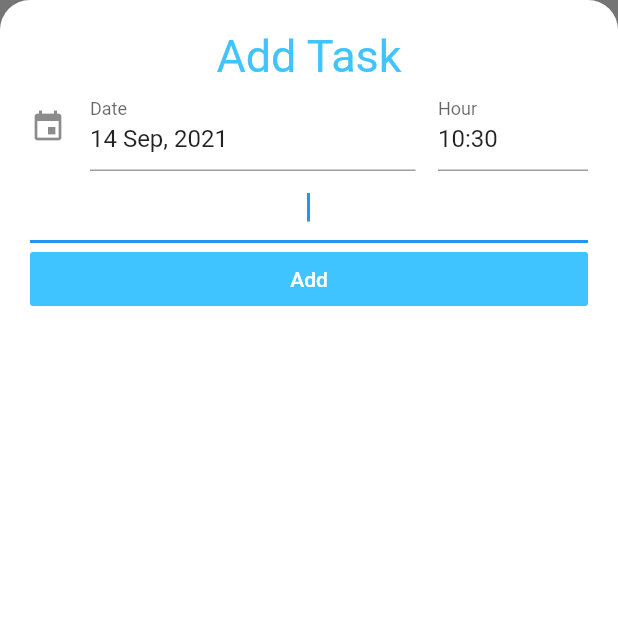
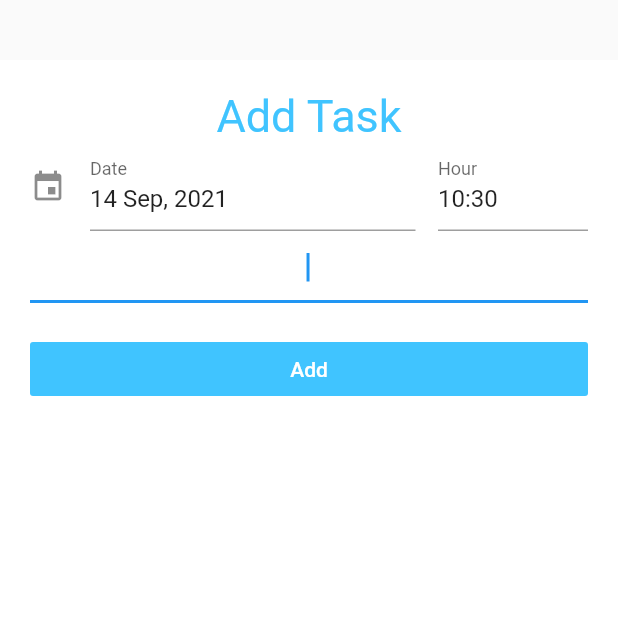
Before and after one commit to apoorvsingh2000/todo_list, a Flutter app: the AddTaskScreen screen opened directly, after a tap on "Add", on a phone screen of 412 x 824 dp, the top half of it. Run offline on Flutter 3.47's test engine with Material 2 defaults, Android fonts, the phone set to English and light mode, and no system bars; drawn by our look-alikes of date_time_picker; our stand-ins replace firebase_auth, firebase_core, shared_preferences; accounts and stored records are empty; network calls fail.

```diff
--- a/lib/models/task_data.dart
+++ b/lib/models/task_data.dart
@@ -20,6 +20,7 @@ class TaskData extends ChangeNotifier {
   void addTask(String newTaskTitle, String newDateTime) {
     final task = Task(name: newTaskTitle, dateTime: newDateTime);
     _tasks.add(task);
+    _tasks.sort((a, b) => a.dateTime.compareTo(b.dateTime));
     notifyListeners();
   }
 
@@ -32,15 +33,4 @@ class TaskData extends ChangeNotifier {
     _tasks.remove(task);
     notifyListeners();
   }
-
-  void getUpdatedList() {
-    for (int i = 0; i < _tasks.length; i++) {
-      if ((_tasks[i].dateTime as DateTime).isBefore(DateTime.now())) {
-        _tasks.removeAt(i);
-        print(true);
-      }
-    }
-    print('@@@@@@@@@@@@@@@@@@@@@@@@@@@@@@@@@@@@@@@@@@@@@');
-    _tasks.sort((a, b) => a.dateTime.compareTo(b.dateTime));
-  }
 }
--- a/lib/screens/add_task_screen.dart
+++ b/lib/screens/add_task_screen.dart
@@ -9,16 +9,18 @@ class AddTaskScreen extends StatelessWidget {
   Widget build(BuildContext context) {
     String newTaskTitle;
 
-    return Container(
+    return Scaffold(
+      body: Container(
+        margin: EdgeInsets.only(top: 40.0),
         color: Color(0xff757575),
         child: Container(
           padding: EdgeInsets.all(20.0),
           decoration: BoxDecoration(
             color: Colors.white,
-          borderRadius: BorderRadius.only(
-            topLeft: Radius.circular(20.0),
-            topRight: Radius.circular(20.0),
-          ),
+            // borderRadius: BorderRadius.only(
+            //   topLeft: Radius.circular(20.0),
+            //   topRight: Radius.circular(20.0),
+            // ),
           ),
           child: Column(
             crossAxisAlignment: CrossAxisAlignment.stretch,
@@ -57,6 +59,9 @@ class AddTaskScreen extends StatelessWidget {
                   ),
                 ],
               ),
+              SizedBox(
+                height: 20.0,
+              ),
               FlatButton(
                 child: Text(
                   'Add',
@@ -70,11 +75,11 @@ class AddTaskScreen extends StatelessWidget {
                   final newTaskDt = prefs.getString('dt');
                   print('wwwwwwwwwwwwwwwwwwwwwwwwwwww $newTaskDt');
                   Provider.of<TaskData>(context).addTask(newTaskTitle, newTaskDt);
-                Provider.of<TaskData>(context).getUpdatedList();
                   Navigator.pop(context);
                 },
               ),
             ],
+          ),
         ),
       ),
     );
```
Also changed, not shown: lib/screens/tasks_screen.dart (+11 -9 lines). Lines whose indentation alone changed are shown as unchanged.
